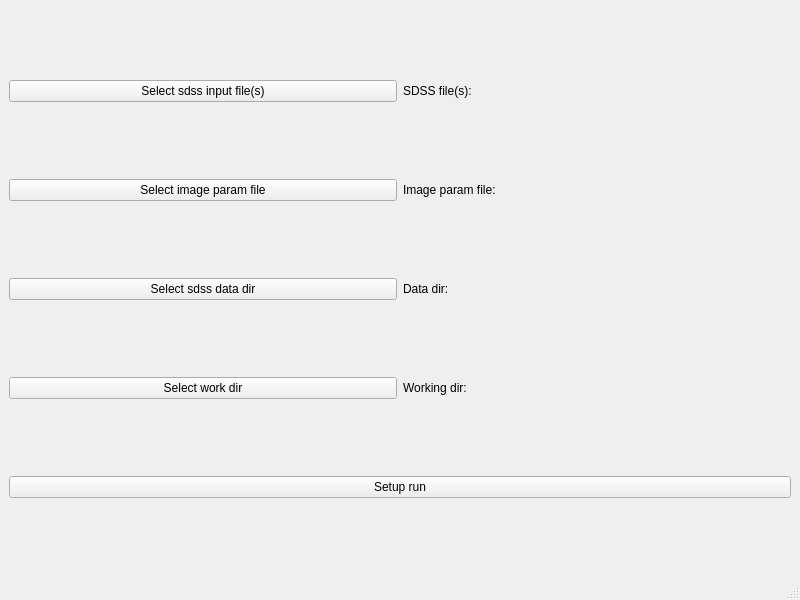
This is pipeline/galaxymainwindow.ui in mbogden/galaxyJSPAM as Qt 5 draws it before an edit. The edited form follows.
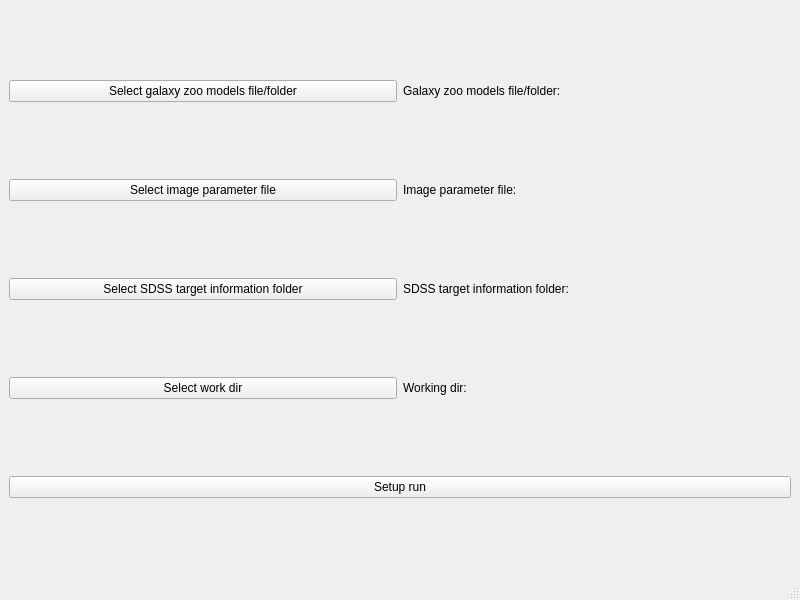
This is the edited form.

Commit message: Changed "SDSS models" to "galaxy zoo models" Changed "SDSS data" to "SDSS target information" Fixed/added GUI select target information folder Added command line option for directory to work in, defaults to current

```diff
--- a/pipeline/galaxymainwindow.ui
+++ b/pipeline/galaxymainwindow.ui
@@ -18,21 +18,21 @@
     <item row="0" column="0">
      <widget class="QPushButton" name="selectFilePushButton">
       <property name="text">
-       <string>Select sdss input file(s)</string>
+       <string>Select galaxy zoo models file/folder</string>
       </property>
      </widget>
     </item>
     <item row="0" column="1">
      <widget class="QLabel" name="sdssFilesLabel">
       <property name="text">
-       <string>SDSS file(s): </string>
+       <string>Galaxy zoo models file/folder: </string>
       </property>
      </widget>
     </item>
     <item row="1" column="1">
      <widget class="QLabel" name="imageDirLabel">
       <property name="text">
-       <string>Image param file: </string>
+       <string>Image parameter file: </string>
       </property>
      </widget>
     </item>
@@ -53,7 +53,7 @@
     <item row="1" column="0">
      <widget class="QPushButton" name="selectImageDirPushButton">
       <property name="text">
-       <string>Select image param file</string>
+       <string>Select image parameter file</string>
       </property>
      </widget>
     </item>
@@ -67,14 +67,14 @@
     <item row="2" column="0">
      <widget class="QPushButton" name="dataDirPushButton">
       <property name="text">
-       <string>Select sdss data dir</string>
+       <string>Select SDSS target information folder</string>
       </property>
      </widget>
     </item>
     <item row="2" column="1">
      <widget class="QLabel" name="dataDirLabel">
       <property name="text">
-       <string>Data dir: </string>
+       <string>SDSS target information folder: </string>
       </property>
      </widget>
     </item>
```
The commit also changes 5 other files.
